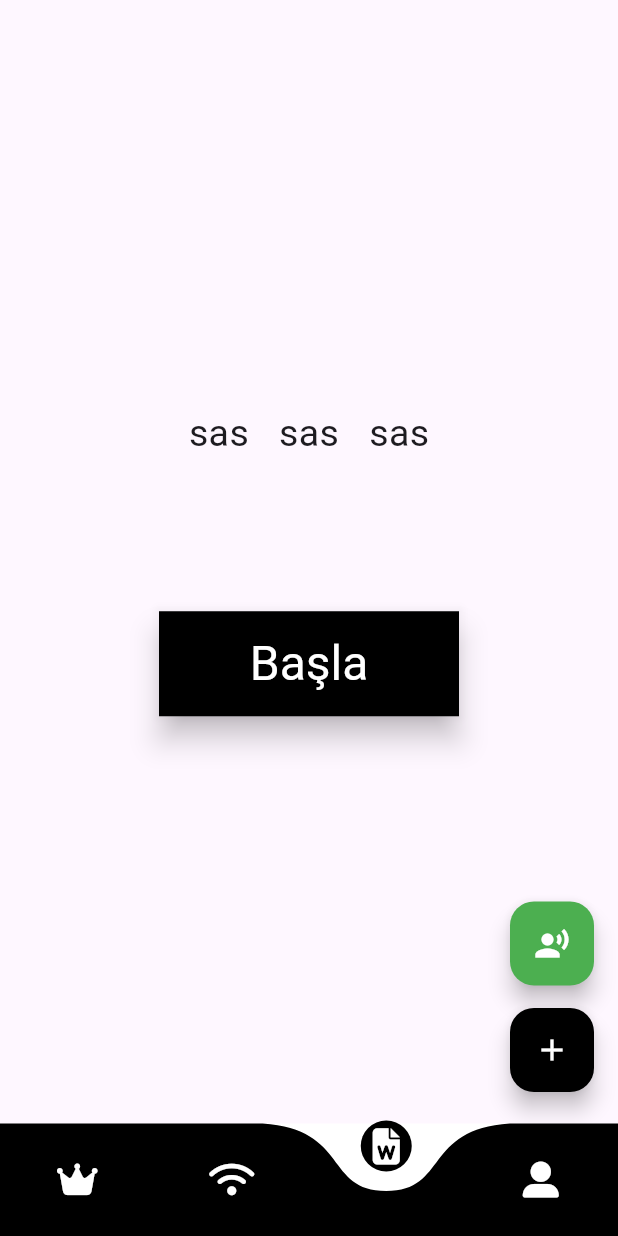
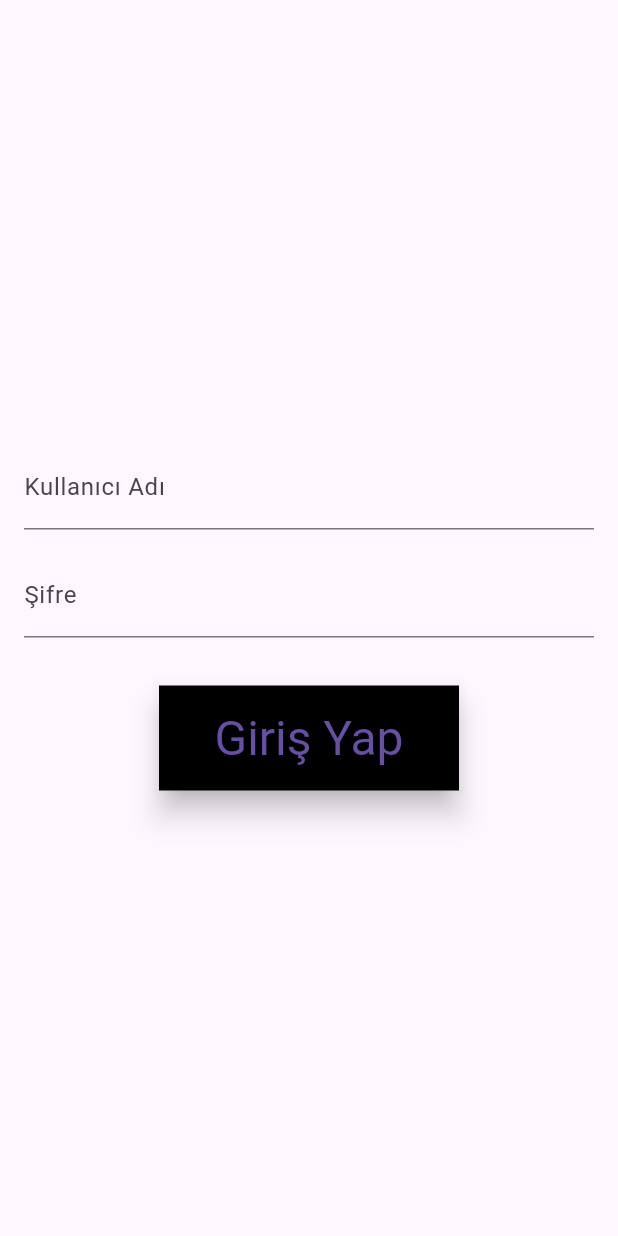
Before and after one commit to HosTingle/SweapeCardMobileUI, a Flutter app: the screen it shows after launch, on a phone screen of 412 x 824 dp. Run offline on Flutter 3.47's test engine with Material 3 defaults, Android fonts, the phone set to English and light mode, and no system bars; drawn by our look-alikes of curved_navigation_bar; our stand-ins replace flip_card, flutter_spinkit, flutter_tts, font_awesome_flutter, get; missing offline and left inert: translator; accounts and stored records are empty.

Commit message:
login page eklendi

```diff
--- /dev/null
+++ b/lib/Model/Loginmodel.dart
@@ -0,0 +1,4 @@
+class Login{
+  String? username;
+  String? password;
+}
--- a/lib/Pages/BottomNavigatorBars.dart
+++ b/lib/Pages/BottomNavigatorBars.dart
@@ -5,6 +5,7 @@ import 'package:untitled4/Pages/LeaderBoard/LeaderBoard.dart';
 import 'package:untitled4/Pages/fetchWithApiWords/webapi.dart';
 import '../main.dart';
 import 'SwapCard/Cardadd.dart';
+import 'login_page.dart';
 class BottomNavigators extends StatefulWidget {
 
   @override
--- /dev/null
+++ b/lib/Pages/login_page.dart
@@ -0,0 +1,108 @@
+import 'dart:async';
+
+import 'package:flutter/material.dart';
+import 'package:get/get.dart';
+import 'package:get/get_core/src/get_main.dart';
+import 'package:untitled4/Service/user_Service.dart';
+
+import '../Model/Loginmodel.dart';
+import 'BottomNavigatorBars.dart';
+
+class LoginPage extends StatefulWidget {
+  @override
+  _LoginPageState createState() => _LoginPageState();
+}
+
+class _LoginPageState extends State<LoginPage> {
+  final TextEditingController _usernameController = TextEditingController();
+  final TextEditingController _passwordController = TextEditingController();
+  userservice userser=userservice();
+  OverlayEntry? _overlayEntry;
+  Login sa=Login();
+  void login() async{
+    sa.username = _usernameController.text;
+    sa.password = _passwordController.text;
+    var user=await userser.loginhuser(sa);
+    if(user.password!=null){
+      _showOverlay("Giriş Başarılı");
+      Get.to(() => BottomNavigators());
+    }
+    else {
+      _showOverlay("Kullanıcı adı veya şifre bulunamadı");
+    }
+  }
+  @override
+  Widget build(BuildContext context) {
+    return Scaffold(
+      body: Padding(
+        padding: const EdgeInsets.all(16.0),
+        child: Column(
+          mainAxisAlignment: MainAxisAlignment.center,
+          children: [
+            TextField(
+              controller: _usernameController,
+              decoration: const InputDecoration(labelText: 'Kullanıcı Adı'),
+            ),
+            const SizedBox(height: 16.0),
+            TextField(
+              controller: _passwordController,
+              obscureText: true,
+              decoration: const InputDecoration(labelText: 'Şifre'),
+            ),
+            const SizedBox(height: 32.0),
+
+            ElevatedButton(
+              style: ElevatedButton.styleFrom(
+                shape: const LinearBorder(),
+                minimumSize: const Size(200, 70),
+                primary: Colors.black, // Buton rengini siyah yapar
+              ),
+
+              onPressed: () {
+                login();
+              },
+              child: const Text('Giriş Yap'),
+            ),
+          ],
+        ),
+      ),
+    );
+  }
+  void _showOverlay(String sa) {
+    // Container oluştur
+
+    // Başarılı mesajı oluştur
+    final successMessage = sa;
+    final overlayMessage = Material(
+      color: Colors.transparent,
+      child: Container(
+        padding: const EdgeInsets.symmetric(horizontal: 40.0, vertical: 20.0),
+        decoration: BoxDecoration(
+          color: Colors.black,
+          borderRadius: BorderRadius.circular(8.0),
+        ),
+        child: Text(
+          successMessage,
+          style: const TextStyle(color: Colors.white, fontSize: 16.0),
+        ),
+      ),
+    );
+
+    _overlayEntry = OverlayEntry(
+      builder: (context) => Column(
+        mainAxisAlignment: MainAxisAlignment.end,
+        crossAxisAlignment: CrossAxisAlignment.center,
+        children: [
+          overlayMessage,
+          const SizedBox(height: 100,)
+        ],
+      ),
+    );
+
+    Overlay.of(context)?.insert(_overlayEntry!);
+
+    Timer(const Duration(seconds: 2), () {
+      _overlayEntry?.remove();
+    });
+  }
+}
--- a/lib/main.dart
+++ b/lib/main.dart
@@ -17,6 +17,7 @@ import 'Pages/SwapCard/Cardadd.dart';
 import 'Pages/LeaderBoard/LeaderBoard.dart';
 import 'Pages/SwapCard/UpdateWordPage.dart';
 import 'Pages/fetchWithApiWords/webapi.dart';
+import 'Pages/login_page.dart';
 import 'Service/Word_Service.dart';
 
 Future main() async {
@@ -45,7 +46,7 @@ class MyApp extends StatelessWidget {
     child: GetMaterialApp(
       debugShowCheckedModeBanner: false,
       title: title,
-      home: BottomNavigators(),
+      home: LoginPage(),
       theme: ThemeData(
         primarySwatch: Colors.red,
         elevatedButtonTheme: ElevatedButtonThemeData(
```
Also changed, not shown: lib/Pages/SwapCard/AddWordPage.dart (+6 -6 lines), lib/Service/register_service.dart (added, +49 -0 lines), lib/Service/user_Service.dart (+28 -0 lines).
